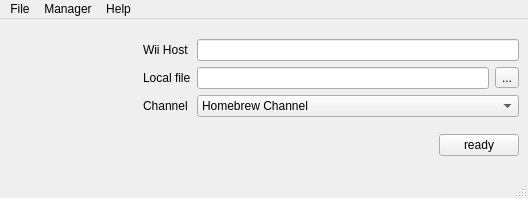
Old version of the form c++/forms/mainform.ui in the repository dev-0x7C6/qwiiload.
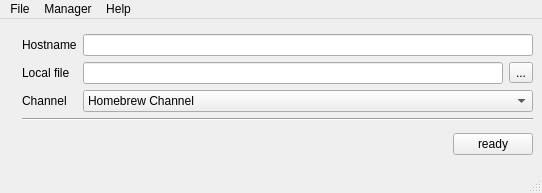
New version of the form. Icons and pictures are not drawn.

```diff
--- a/c++/forms/mainform.ui
+++ b/c++/forms/mainform.ui
@@ -5,8 +5,8 @@
    <rect>
     <x>0</x>
     <y>0</y>
-    <width>528</width>
-    <height>198</height>
+    <width>542</width>
+    <height>193</height>
    </rect>
   </property>
   <property name="windowTitle" >
@@ -29,19 +29,6 @@
         </property>
        </widget>
       </item>
-      <item row="1" column="0" >
-       <spacer>
-        <property name="orientation" >
-         <enum>Qt::Vertical</enum>
-        </property>
-        <property name="sizeHint" >
-         <size>
-          <width>128</width>
-          <height>16</height>
-         </size>
-        </property>
-       </spacer>
-      </item>
      </layout>
     </item>
     <item row="0" column="1" >
@@ -49,7 +36,7 @@
       <item row="0" column="0" >
        <widget class="QLabel" name="label_6" >
         <property name="text" >
-         <string>Wii Host</string>
+         <string>Hostname</string>
         </property>
        </widget>
       </item>
@@ -108,10 +95,30 @@
         </item>
        </widget>
       </item>
+      <item row="3" column="0" colspan="3" >
+       <widget class="Line" name="line" >
+        <property name="orientation" >
+         <enum>Qt::Horizontal</enum>
+        </property>
+       </widget>
+      </item>
      </layout>
     </item>
     <item row="1" column="1" >
      <layout class="QGridLayout" >
+      <item row="0" column="0" >
+       <spacer>
+        <property name="orientation" >
+         <enum>Qt::Horizontal</enum>
+        </property>
+        <property name="sizeHint" >
+         <size>
+          <width>40</width>
+          <height>20</height>
+         </size>
+        </property>
+       </spacer>
+      </item>
       <item row="0" column="1" >
        <widget class="QPushButton" name="readyBtn" >
         <property name="sizePolicy" >
@@ -131,19 +138,6 @@
         </property>
        </widget>
       </item>
-      <item row="0" column="0" >
-       <spacer>
-        <property name="orientation" >
-         <enum>Qt::Horizontal</enum>
-        </property>
-        <property name="sizeHint" >
-         <size>
-          <width>40</width>
-          <height>20</height>
-         </size>
-        </property>
-       </spacer>
-      </item>
      </layout>
     </item>
    </layout>
@@ -153,7 +147,7 @@
     <rect>
      <x>0</x>
      <y>0</y>
-     <width>528</width>
+     <width>542</width>
      <height>26</height>
     </rect>
    </property>
```
Left out of the diff: 1 changed line with no effect on the pictures.
